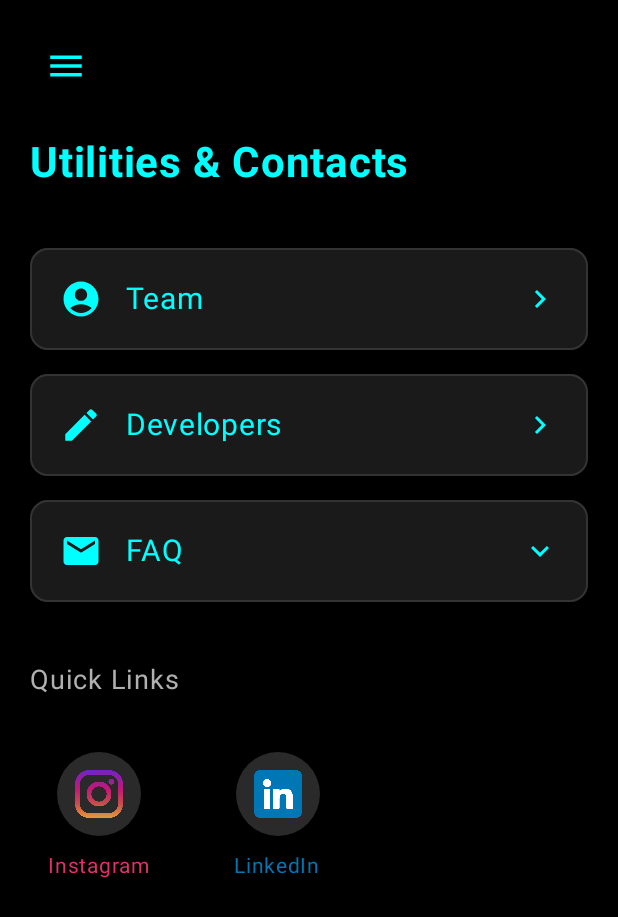
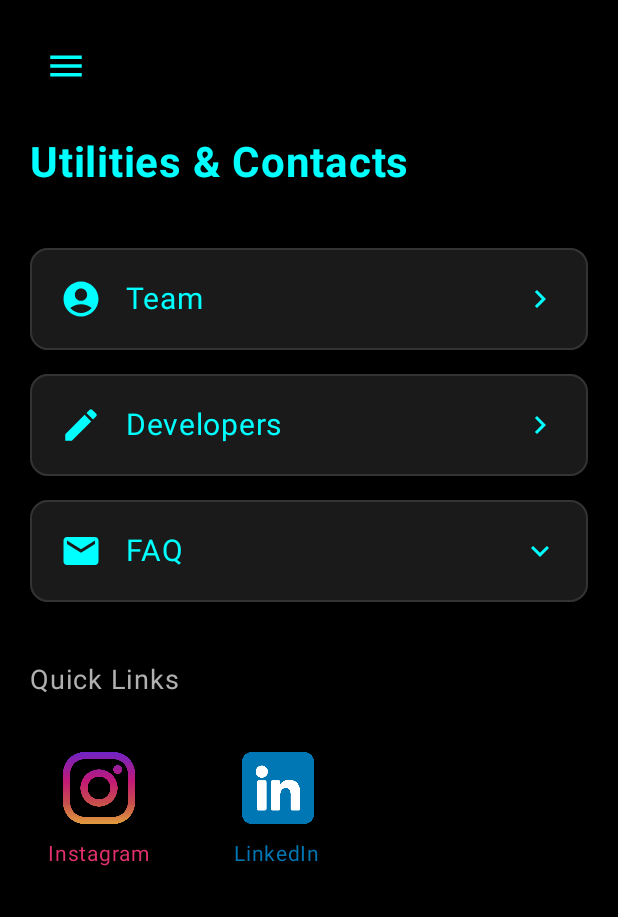
Before and after one commit to gurnoorpannu/ThaparFoodFestival, an Android app built with Jetpack Compose: the composable UtilitiesScreen shown on its own in the app's theme, on a phone screen of 412 x 824 dp. Shown: the top 917 px of the screen. Run offline under Robolectric (Android 15) with nearby library versions, the phone set to English and light mode, and no system bars; pictures from the network do not load.

Commit message:
ui updates in contact screen

```diff
--- a/app/src/main/java/com/example/thaparfoodfestival/TeamScreen.kt
+++ b/app/src/main/java/com/example/thaparfoodfestival/TeamScreen.kt
@@ -684,23 +684,12 @@ fun SocialLink(
             }
             .padding(12.dp)
     ) {
-        Surface(
-            modifier = Modifier.size(56.dp),
-            shape = CircleShape,
-            color = Color(0xFF2A2A2A)
-        ) {
-            Box(
-                contentAlignment = Alignment.Center,
-                modifier = Modifier.padding(8.dp)
-            ) {
-                Image(
-                    painter = painterResource(id = iconResource),
-                    contentDescription = label,
-                    modifier = Modifier.size(32.dp),
-                    contentScale = ContentScale.Fit
-                )
-            }
-        }
+        Image(
+            painter = painterResource(id = iconResource),
+            contentDescription = label,
+            modifier = Modifier.size(48.dp), // Increased size since no background circle
+            contentScale = ContentScale.Fit
+        )
 
         Spacer(modifier = Modifier.height(8.dp))
 
```
